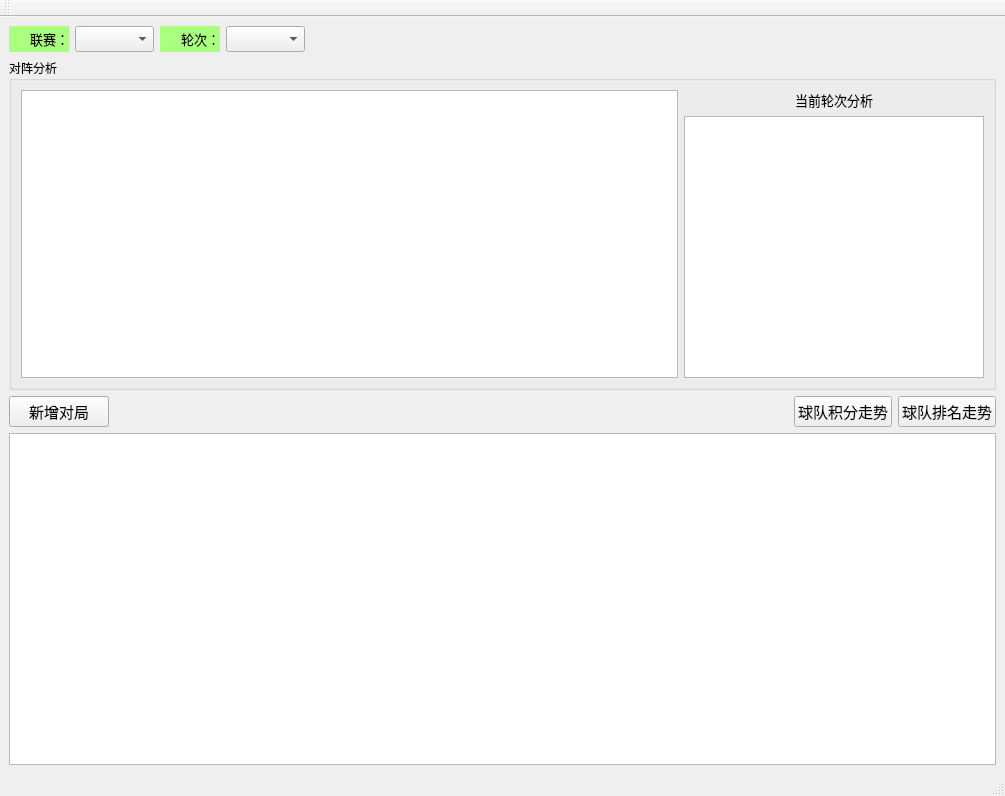
littleHuixian/soccerPredictProject, file mainwindow.ui: the form before one commit.
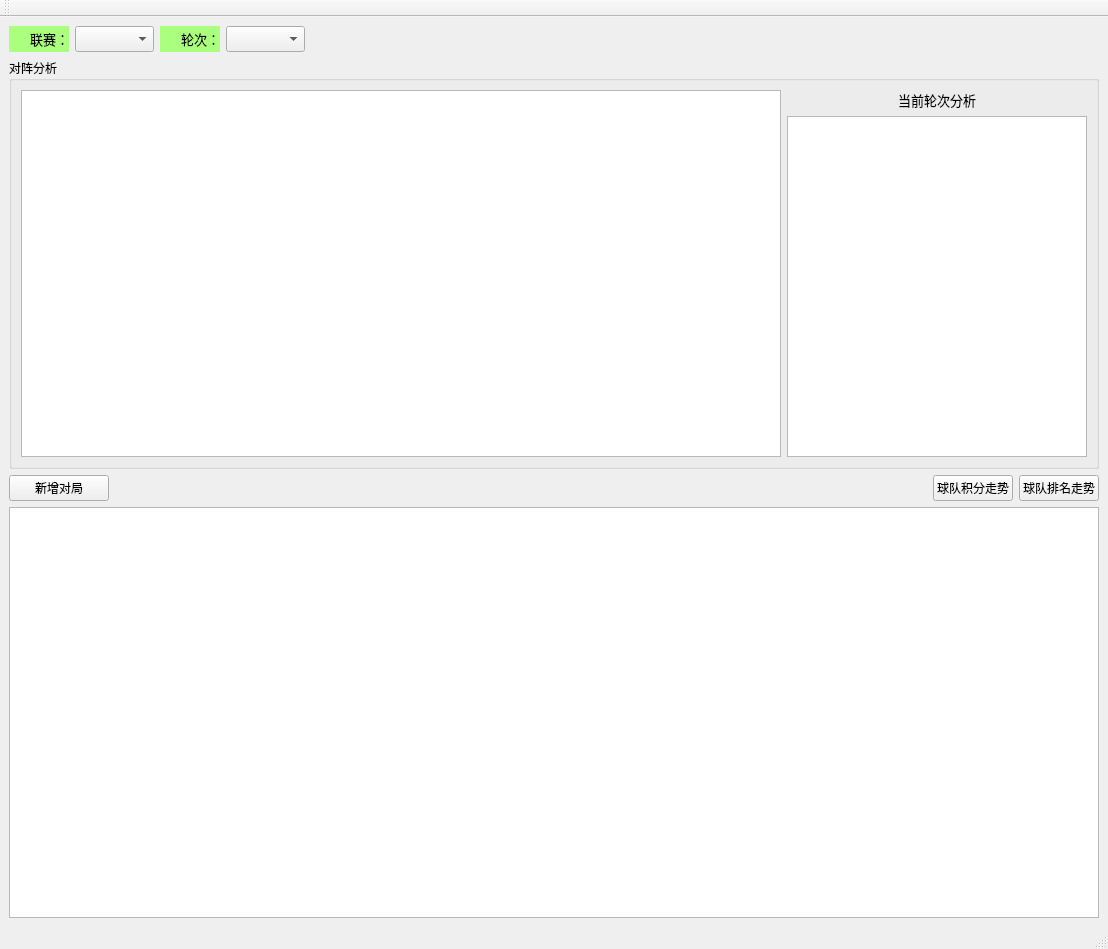
The form after the commit.

```diff
--- a/mainwindow.ui
+++ b/mainwindow.ui
@@ -6,8 +6,8 @@
    <rect>
     <x>0</x>
     <y>0</y>
-    <width>1005</width>
-    <height>796</height>
+    <width>1108</width>
+    <height>949</height>
    </rect>
   </property>
   <property name="windowTitle">
@@ -100,7 +100,7 @@
       <property name="font">
        <font>
         <family>微软雅黑</family>
-        <pointsize>11</pointsize>
+        <pointsize>9</pointsize>
        </font>
       </property>
       <property name="text">
@@ -132,7 +132,7 @@
       <property name="font">
        <font>
         <family>微软雅黑</family>
-        <pointsize>11</pointsize>
+        <pointsize>9</pointsize>
        </font>
       </property>
       <property name="text">
@@ -151,7 +151,7 @@
       <property name="font">
        <font>
         <family>微软雅黑</family>
-        <pointsize>11</pointsize>
+        <pointsize>9</pointsize>
        </font>
       </property>
       <property name="text">
@@ -167,7 +167,7 @@
       <property name="minimumSize">
        <size>
         <width>400</width>
-        <height>0</height>
+        <height>360</height>
        </size>
       </property>
       <property name="font">
```
Left out of the diff: 4 changed lines with no effect on the pictures.
